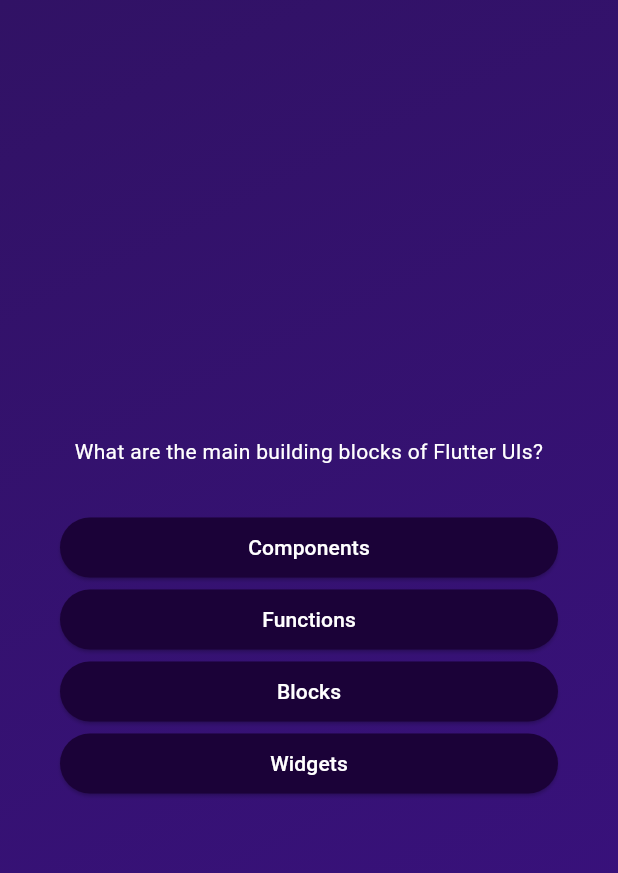
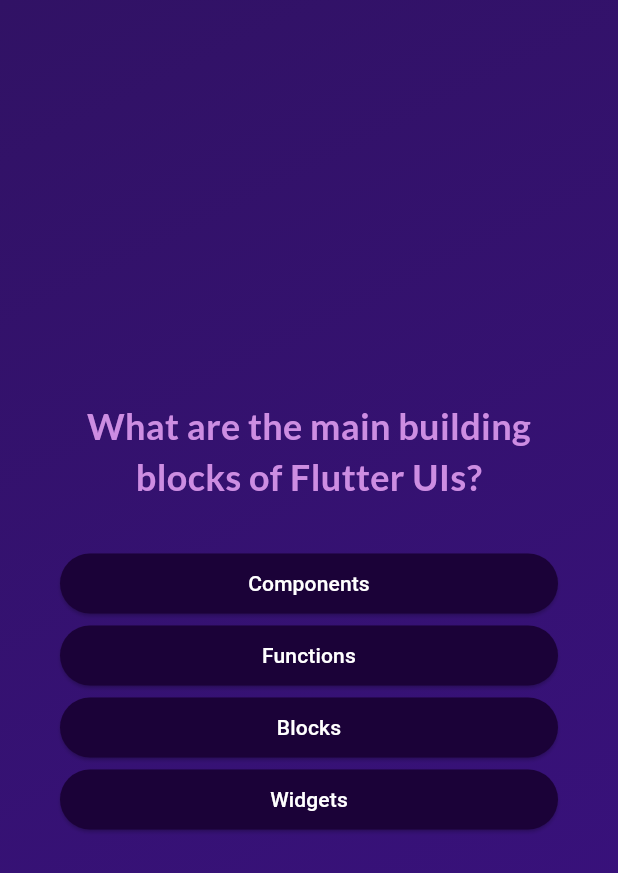
Before and after one commit to trishna456/dart-quiz, a Flutter app: the screen it shows after launch, after a tap on "Start Quiz", on a phone screen of 412 x 824 dp. Shown: the top 873 px of the screen. Run offline on Flutter 3.47's test engine with Material 3 defaults, Android fonts, the phone set to English and light mode, and no system bars; our stand-ins replace google_fonts.

Commit message:
added google fonts and styling

```diff
--- a/lib/answer_button.dart
+++ b/lib/answer_button.dart
@@ -23,7 +23,10 @@
           borderRadius: BorderRadius.circular(40),
         ),
       ),
-      child: Text(answerText),
+      child: Text(
+        answerText,
+        textAlign: TextAlign.center,
+      ),
     );
   }
 }
--- a/lib/questions_screen.dart
+++ b/lib/questions_screen.dart
@@ -1,6 +1,7 @@
 import 'package:dart_quiz/answer_button.dart';
 import 'package:flutter/material.dart';
 import 'package:dart_quiz/data/questions.dart';
+import 'package:google_fonts/google_fonts.dart';
 
 class QuestionsScreen extends StatefulWidget {
   const QuestionsScreen({super.key});
@@ -12,9 +13,17 @@
 }
 
 class _QuestionsScreenState extends State<QuestionsScreen> {
+  var currentQuestionIndex = 0;
+
+  void answerQuestion() {
+    setState(() {
+      currentQuestionIndex++;
+    });
+  }
+
   @override
   Widget build(context) {
-    final currentQuestion = questions[0];
+    final currentQuestion = questions[currentQuestionIndex];
 
     return SizedBox(
       width: double.infinity, //be as wide as possible
@@ -26,8 +35,15 @@
           children: [
             Text(
               currentQuestion.text,
-              style: const TextStyle(
+              /*
+               style: const TextStyle(
                 color: Colors.white,
+               ),
+               */
+              style: GoogleFonts.lato(
+                color: const Color.fromARGB(255, 205, 141, 226),
+                fontSize: 24,
+                fontWeight: FontWeight.bold,
               ),
               textAlign: TextAlign.center,
             ),
@@ -38,7 +54,7 @@
               //map yeilds an iterable
               //this becomes a nested list then
               //so use the spread operation
-              return AnswerButton(answerText: item, onTap: () {});
+              return AnswerButton(answerText: item, onTap: answerQuestion);
             }),
           ],
         ),
--- a/lib/start_screen.dart
+++ b/lib/start_screen.dart
@@ -1,4 +1,5 @@
 import 'package:flutter/material.dart';
+import 'package:google_fonts/google_fonts.dart';
 
 class StartScreen extends StatelessWidget {
   const StartScreen(this.startQuiz,
@@ -29,10 +30,16 @@
           const SizedBox(
             height: 80,
           ),
-          const Text(
+          Text(
             'Learn Flutter the fun way!',
+            /*
             style: TextStyle(
               color: Color.fromARGB(255, 178, 115, 241),
+              fontSize: 24,
+            ),
+            */
+            style: GoogleFonts.lato(
+              color: const Color.fromARGB(255, 193, 157, 230),
               fontSize: 24,
             ),
           ),
--- a/pubspec.yaml
+++ b/pubspec.yaml
@@ -34,6 +34,7 @@
   # The following adds the Cupertino Icons font to your application.
   # Use with the CupertinoIcons class for iOS style icons.
   cupertino_icons: ^1.0.8
+  google_fonts: ^6.2.1
 
 dev_dependencies:
   flutter_test:
```
Also changed, not shown: pubspec.lock, 7 other files.
